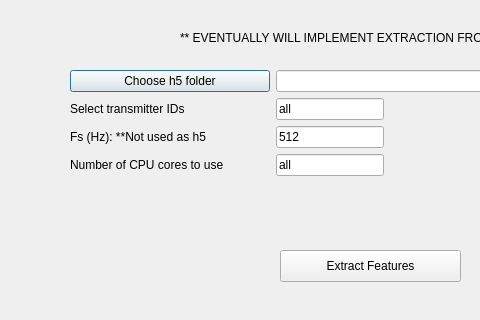
Qt form pyecog/visualisation/add_prediction_features.ui (jcornford/pyecog) before a commit; both pictures show x 0 to 480 and y 0 to 320 of the 755 by 562 pixel window.
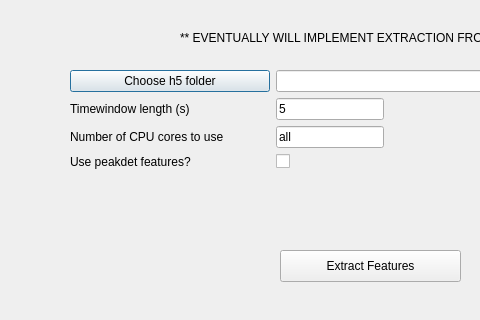
The same form after that commit.

Commit message: - added feature extraction of h5 folders for prediction

The edit to the form file:
```diff
--- a/pyecog/visualisation/add_prediction_features.ui
+++ b/pyecog/visualisation/add_prediction_features.ui
@@ -56,44 +56,44 @@
      </widget>
     </item>
     <item row="1" column="0">
-     <widget class="QLabel" name="label_2">
-      <property name="text">
-       <string>Select transmitter IDs</string>
-      </property>
-     </widget>
-    </item>
-    <item row="2" column="0">
      <widget class="QLabel" name="label">
       <property name="text">
-       <string>Fs (Hz): **Not used as h5 </string>
+       <string>Timewindow length (s)</string>
       </property>
      </widget>
     </item>
-    <item row="2" column="1">
-     <widget class="QLineEdit" name="fs_box">
+    <item row="1" column="1">
+     <widget class="QLineEdit" name="chunk_len_box">
       <property name="text">
-       <string>512</string>
+       <string>5</string>
       </property>
      </widget>
     </item>
-    <item row="3" column="0">
+    <item row="2" column="0">
      <widget class="QLabel" name="label_3">
       <property name="text">
        <string>Number of CPU cores to use</string>
       </property>
      </widget>
     </item>
-    <item row="3" column="1">
+    <item row="2" column="1">
      <widget class="QLineEdit" name="cores_to_use">
       <property name="text">
        <string>all</string>
       </property>
      </widget>
     </item>
-    <item row="1" column="1">
-     <widget class="QLineEdit" name="transmitter_ids">
+    <item row="3" column="1">
+     <widget class="QCheckBox" name="run_peakdet_checkBox">
       <property name="text">
-       <string>all</string>
+       <string/>
+      </property>
+     </widget>
+    </item>
+    <item row="3" column="0">
+     <widget class="QLabel" name="label_2">
+      <property name="text">
+       <string>Use peakdet features?</string>
       </property>
      </widget>
     </item>
```
Left out of the diff: 2 changed lines with no effect on the pictures. The commit also changes 4 other files.
